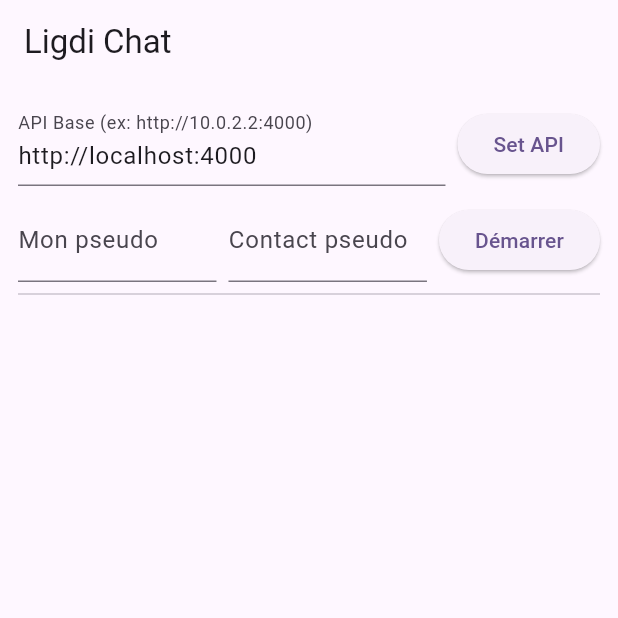
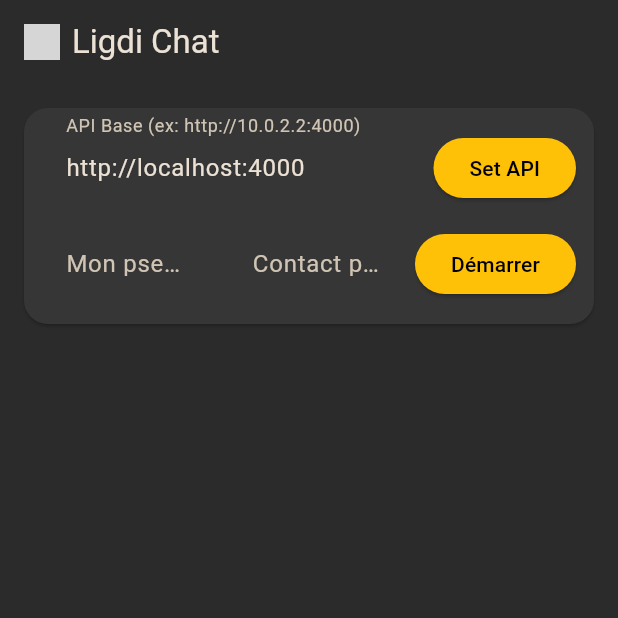
Before and after one commit to MALO-Otis/ligdi_chat_, a Flutter app: the screen it shows after launch, on a phone screen of 412 x 824 dp, the top half of it. Run offline on Flutter 3.47's test engine with Material 3 defaults, Android fonts, the light colour scheme and no system bars; our stand-ins replace audioplayers, image_picker, permission_handler, socket_io_client; missing offline and left inert: flutter_webrtc, record; accounts and stored records are empty; grey boxes are pictures that could not be loaded.

Commit message:
feat(ui): brand theme (dark+yellow), logo in AppBar, refined bubbles and input bar with long-press record; feat(api): find-or-create conversation endpoint and client

```diff
--- a/lib/main.dart
+++ b/lib/main.dart
@@ -1,3 +1,4 @@
+import 'theme/app_theme.dart';
 import 'screens/chat_screen.dart';
 import 'package:flutter/material.dart';
 
@@ -12,7 +13,7 @@ class MyApp extends StatelessWidget {
   Widget build(BuildContext context) {
     return MaterialApp(
       title: 'Ligdi Chat',
-      theme: ThemeData(colorScheme: ColorScheme.fromSeed(seedColor: Colors.deepPurple)),
+      theme: AppTheme.theme(),
       home: const ChatScreen(apiBase: 'http://localhost:4000'),
       debugShowCheckedModeBanner: false,
     );
--- a/lib/screens/chat_screen.dart
+++ b/lib/screens/chat_screen.dart
@@ -2,6 +2,7 @@ import 'dart:io';
 import 'call_screen.dart';
 import '../models/user.dart';
 import '../models/message.dart';
+import '../theme/app_theme.dart';
 import '../models/conversation.dart';
 import '../services/api_client.dart';
 import 'package:flutter/material.dart';
@@ -10,6 +11,7 @@ import '../services/socket_service.dart';
 import 'package:audioplayers/audioplayers.dart';
 import 'package:image_picker/image_picker.dart';
 import 'package:permission_handler/permission_handler.dart';
+// ignore_for_file: unused_import
 
 
 
@@ -69,8 +71,8 @@ class _ChatScreenState extends State<ChatScreen> {
       final peerJson = await api.createUser(peerName);
       me = AppUser.fromJson(meJson);
       peer = AppUser.fromJson(peerJson);
-      // Create conversation
-      final convJson = await api.createConversation([me!.id, peer!.id]);
+  // Find or create conversation 1:1
+  final convJson = await api.findOrCreateConversation([me!.id, peer!.id]);
       conv = Conversation.fromJson(convJson);
       // Load messages
       final list = await api.getMessages(conv!.id);
@@ -99,26 +101,8 @@ class _ChatScreenState extends State<ChatScreen> {
     await api.sendTextMessage(conversationId: conv!.id, senderId: me!.id, text: txt);
   }
 
-  Future<void> _toggleRecord() async {
-    if (me == null || conv == null) return;
-    if (!_recording) {
-      final mic = await Permission.microphone.request();
-      if (!mic.isGranted) return;
-      await _audio.start();
-      setState(() => _recording = true);
-    } else {
-      final path = await _audio.stop();
-      setState(() => _recording = false);
-      if (path != null) {
-        await api.uploadMedia(
-          endpoint: '/upload/audio',
-          conversationId: conv!.id,
-          senderId: me!.id,
-          filePath: path,
-        );
-      }
-    }
-  }
+  // Toggle record kept for reference (not used since we use long-press)
+  // Removed: long-press mic is used instead of toggle
 
   Future<void> _pickVideo() async {
     if (me == null || conv == null) return;
@@ -146,24 +130,24 @@ class _ChatScreenState extends State<ChatScreen> {
   Widget _bubble(ChatMessage m) {
     final isMe = m.senderId == me?.id;
     final align = isMe ? CrossAxisAlignment.end : CrossAxisAlignment.start;
-    final color = isMe ? Colors.blue[200] : Colors.grey[300];
+    final color = isMe ? context.bubbleMe : context.bubbleOther;
     Widget child;
     switch (m.type) {
       case MessageType.text:
-        child = Text(m.text ?? '', style: const TextStyle(fontSize: 16));
+  child = Text(m.text ?? '', style: const TextStyle(fontSize: 16, color: Colors.white));
         break;
       case MessageType.audio:
         child = Row(
           mainAxisSize: MainAxisSize.min,
           children: [
-            const Icon(Icons.audiotrack),
+            const Icon(Icons.audiotrack, color: AppTheme.brandYellow),
             const SizedBox(width: 8),
             TextButton(
               onPressed: () {
                 final url = '${widget.apiBase}${m.mediaUrl}';
                 _player.play(UrlSource(url));
               },
-              child: const Text('Play audio'),
+              child: const Text('Lire', style: TextStyle(color: AppTheme.brandYellow)),
             ),
           ],
         );
@@ -172,9 +156,9 @@ class _ChatScreenState extends State<ChatScreen> {
         child = Row(
           mainAxisSize: MainAxisSize.min,
           children: [
-            const Icon(Icons.videocam),
+            const Icon(Icons.videocam, color: AppTheme.brandYellow),
             const SizedBox(width: 8),
-            Text(m.mediaUrl ?? ''),
+            Text('Vidéo', style: const TextStyle(color: Colors.white70)),
           ],
         );
         break;
@@ -185,7 +169,7 @@ class _ChatScreenState extends State<ChatScreen> {
         Container(
           margin: const EdgeInsets.symmetric(vertical: 4),
           padding: const EdgeInsets.all(12),
-          decoration: BoxDecoration(color: color, borderRadius: BorderRadius.circular(12)),
+          decoration: BoxDecoration(color: color, borderRadius: BorderRadius.circular(14)),
           child: child,
         ),
       ],
@@ -195,11 +179,33 @@ class _ChatScreenState extends State<ChatScreen> {
   @override
   Widget build(BuildContext context) {
     return Scaffold(
-      appBar: AppBar(title: const Text('Ligdi Chat')),
+      appBar: AppBar(
+        title: Row(
+          children: [
+            ClipRRect(
+              borderRadius: BorderRadius.circular(8),
+              child: Image.asset(
+                'assets/images/logo.png',
+                width: 28,
+                height: 28,
+                errorBuilder: (_, __, ___) => const Icon(Icons.bolt, color: AppTheme.brandYellow),
+              ),
+            ),
+            const SizedBox(width: 8),
+            const Text('Ligdi Chat'),
+          ],
+        ),
+      ),
       body: Padding(
         padding: const EdgeInsets.all(12.0),
         child: Column(
           children: [
+            Card(
+              color: Theme.of(context).cardColor,
+              shape: RoundedRectangleBorder(borderRadius: BorderRadius.circular(16)),
+              child: Padding(
+                padding: const EdgeInsets.all(12),
+                child: Column(children: [
                   Row(children: [
                     Expanded(
                       child: TextField(
@@ -224,23 +230,12 @@ class _ChatScreenState extends State<ChatScreen> {
                     const SizedBox(width: 8),
                     ElevatedButton(onPressed: _startChat, child: const Text('Démarrer')),
                   ]),
-            const Divider(),
-            if (conv != null)
-              Row(
-                children: [
-                  IconButton(onPressed: _openCall, icon: const Icon(Icons.video_call)),
-                  IconButton(onPressed: _pickVideo, icon: const Icon(Icons.attach_file)),
-                  IconButton(onPressed: _toggleRecord, icon: Icon(_recording ? Icons.stop : Icons.mic)),
-                  Expanded(
-                    child: TextField(
-                      controller: _textCtrl,
-                      decoration: const InputDecoration(hintText: 'Message...'),
-                      onSubmitted: (_) => _sendText(),
+                ]),
               ),
             ),
-                  IconButton(onPressed: _sendText, icon: const Icon(Icons.send)),
-                ],
-              ),
+            const SizedBox(height: 8),
+            if (conv != null)
+              _inputBar(),
             const SizedBox(height: 8),
             Expanded(
               child: ListView.builder(
@@ -253,4 +248,49 @@ class _ChatScreenState extends State<ChatScreen> {
       ),
     );
   }
+
+  Widget _inputBar() {
+    return Container(
+      padding: const EdgeInsets.symmetric(horizontal: 8, vertical: 6),
+      decoration: BoxDecoration(
+        color: Theme.of(context).cardColor,
+        borderRadius: BorderRadius.circular(16),
+      ),
+    child: Row(children: [
+      IconButton(onPressed: _openCall, icon: const Icon(Icons.video_call)),
+      IconButton(onPressed: _pickVideo, icon: const Icon(Icons.attach_file)),
+      Expanded(
+        child: TextField(
+          controller: _textCtrl,
+          decoration: const InputDecoration(hintText: 'Message...'),
+          onSubmitted: (_) => _sendText(),
+        ),
+      ),
+      GestureDetector(
+        onLongPress: () async {
+          if (me == null || conv == null) return;
+          final mic = await Permission.microphone.request();
+          if (!mic.isGranted) return;
+          await _audio.start();
+          setState(() => _recording = true);
+        },
+        onLongPressUp: () async {
+          if (!_recording) return;
+          final path = await _audio.stop();
+          setState(() => _recording = false);
+          if (path != null && me != null && conv != null) {
+            await api.uploadMedia(
+              endpoint: '/upload/audio',
+              conversationId: conv!.id,
+              senderId: me!.id,
+              filePath: path,
+            );
           }
+        },
+        child: Icon(_recording ? Icons.stop_circle : Icons.mic, color: _recording ? Colors.redAccent : AppTheme.brandYellow),
+      ),
+      const SizedBox(width: 8),
+      IconButton(onPressed: _sendText, icon: const Icon(Icons.send)),
+    ]));
+  }
+}
--- a/lib/services/audio_service.dart
+++ b/lib/services/audio_service.dart
@@ -1,6 +1,7 @@
 import 'dart:io';
 import 'package:record/record.dart';
 import 'package:path_provider/path_provider.dart';
+// ignore_for_file: unused_import
 
 class AudioService {
   final AudioRecorder _rec = AudioRecorder();
--- /dev/null
+++ b/lib/theme/app_theme.dart
@@ -0,0 +1,48 @@
+import 'package:flutter/material.dart';
+
+class AppTheme {
+  // Colors inspired by the provided logo
+  static const Color brandYellow = Color(0xFFFFC107); // Amber-like
+  static const Color darkBg = Color(0xFF2B2B2B);
+  static const Color darkCard = Color(0xFF363636);
+
+  static ThemeData theme() {
+    final base = ThemeData(
+      brightness: Brightness.dark,
+      useMaterial3: true,
+      colorScheme: ColorScheme.fromSeed(
+        seedColor: brandYellow,
+        brightness: Brightness.dark,
+        primary: brandYellow,
+        onPrimary: Colors.black,
+        surface: darkCard,
+      ),
+      scaffoldBackgroundColor: darkBg,
+      appBarTheme: const AppBarTheme(backgroundColor: darkBg, elevation: 0),
+      cardColor: darkCard,
+      inputDecorationTheme: InputDecorationTheme(
+        filled: true,
+        fillColor: darkCard,
+        border: OutlineInputBorder(
+          borderRadius: BorderRadius.circular(14),
+          borderSide: BorderSide.none,
+        ),
+      ),
+    );
+    return base.copyWith(
+      elevatedButtonTheme: ElevatedButtonThemeData(
+        style: ElevatedButton.styleFrom(
+          backgroundColor: brandYellow,
+          foregroundColor: Colors.black,
+          shape: RoundedRectangleBorder(borderRadius: BorderRadius.circular(24)),
+        ),
+      ),
+      iconTheme: const IconThemeData(color: brandYellow),
+    );
+  }
+}
+
+extension BubbleColors on BuildContext {
+  Color get bubbleMe => const Color(0xFF444444);
+  Color get bubbleOther => const Color(0xFF3A3A3A);
+}
--- a/pubspec.yaml
+++ b/pubspec.yaml
@@ -64,7 +64,8 @@ flutter:
   # included with your application, so that you can use the icons in
   # the material Icons class.
   uses-material-design: true
-
+  assets:
+    - assets/images/logo.png
   # To add assets to your application, add an assets section, like this:
   # assets:
   #   - images/a_dot_burr.jpeg
```
Also changed, not shown: lib/services/api_client.dart (+10 -0 lines), assets/images/README.txt (added), assets/images/logo.png (added), 3 other files. Lines whose indentation alone changed are shown as unchanged.
